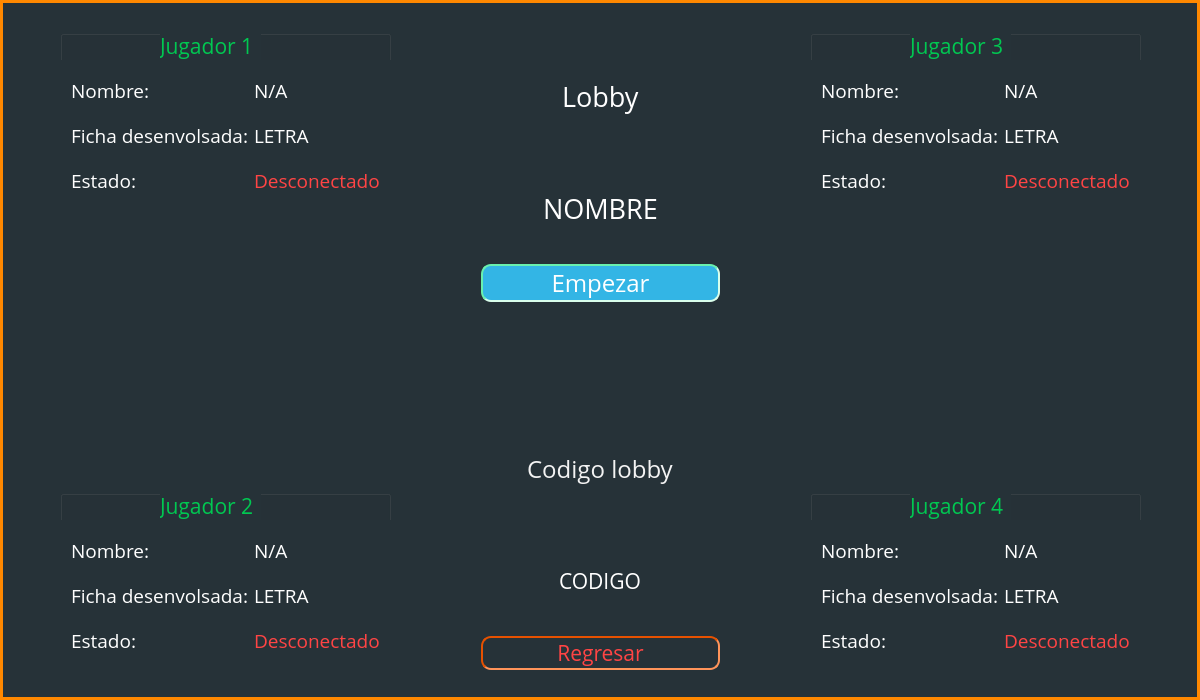
The window that ScrabbleClient/mainwindow.ui (CE2103-Algorithms-Data-Structures-2/Scrabble-client) describes before a commit, drawn with Qt 5.
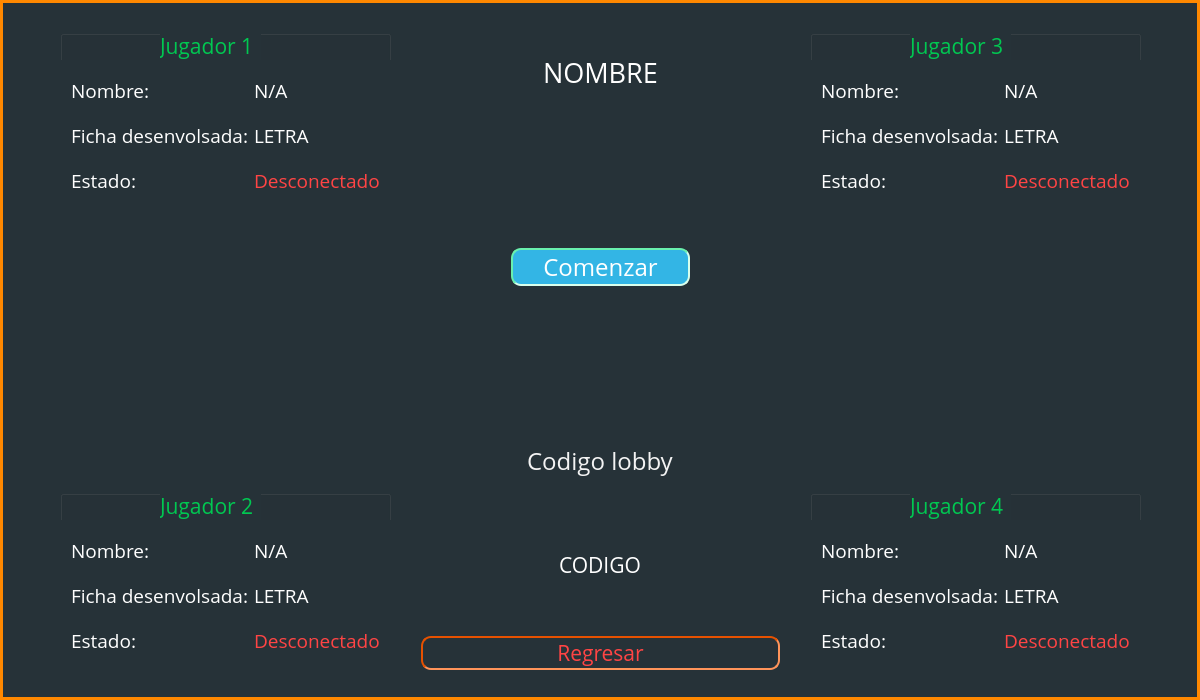
The same window after the commit. The open tabs and pages were chosen to show the change.

Commit message: Ajustes interfaz y cambio label letra waitmenu

```diff
--- a/ScrabbleClient/mainwindow.ui
+++ b/ScrabbleClient/mainwindow.ui
@@ -1465,32 +1465,16 @@
      <widget class="QWidget" name="verticalLayoutWidget_2">
       <property name="geometry">
        <rect>
-        <x>470</x>
+        <x>410</x>
         <y>30</y>
-        <width>261</width>
+        <width>381</width>
         <height>651</height>
        </rect>
       </property>
       <layout class="QVBoxLayout" name="verticalLayout_2">
        <property name="spacing">
-        <number>0</number>
+        <number>40</number>
        </property>
-       <item alignment="Qt::AlignHCenter">
-        <widget class="QLabel" name="label_44">
-         <property name="font">
-          <font>
-           <family>Open Sans</family>
-           <pointsize>20</pointsize>
-          </font>
-         </property>
-         <property name="styleSheet">
-          <string notr="true">color: rgb(255, 255, 255);</string>
-         </property>
-         <property name="text">
-          <string>Lobby</string>
-         </property>
-        </widget>
-       </item>
        <item alignment="Qt::AlignHCenter">
         <widget class="QLabel" name="label_45">
          <property name="font">
@@ -1508,6 +1492,13 @@
         </widget>
        </item>
        <item>
+        <widget class="QLabel" name="label_44">
+         <property name="text">
+          <string/>
+         </property>
+        </widget>
+       </item>
+       <item alignment="Qt::AlignHCenter">
         <widget class="QPushButton" name="pushButton_2">
          <property name="font">
           <font>
@@ -1522,14 +1513,15 @@
 border-width : 1.5px;
 border-style:inset;
 border-color: rgb(105, 240, 174);
-</string>
+padding-right: 30px;
+padding-left: 30px</string>
          </property>
          <property name="text">
-          <string>Empezar</string>
+          <string>Comenzar</string>
          </property>
         </widget>
        </item>
-       <item>
+       <item alignment="Qt::AlignHCenter">
         <widget class="QLabel" name="label_43">
          <property name="font">
           <font>
```
The commit also changes 5 other files.
